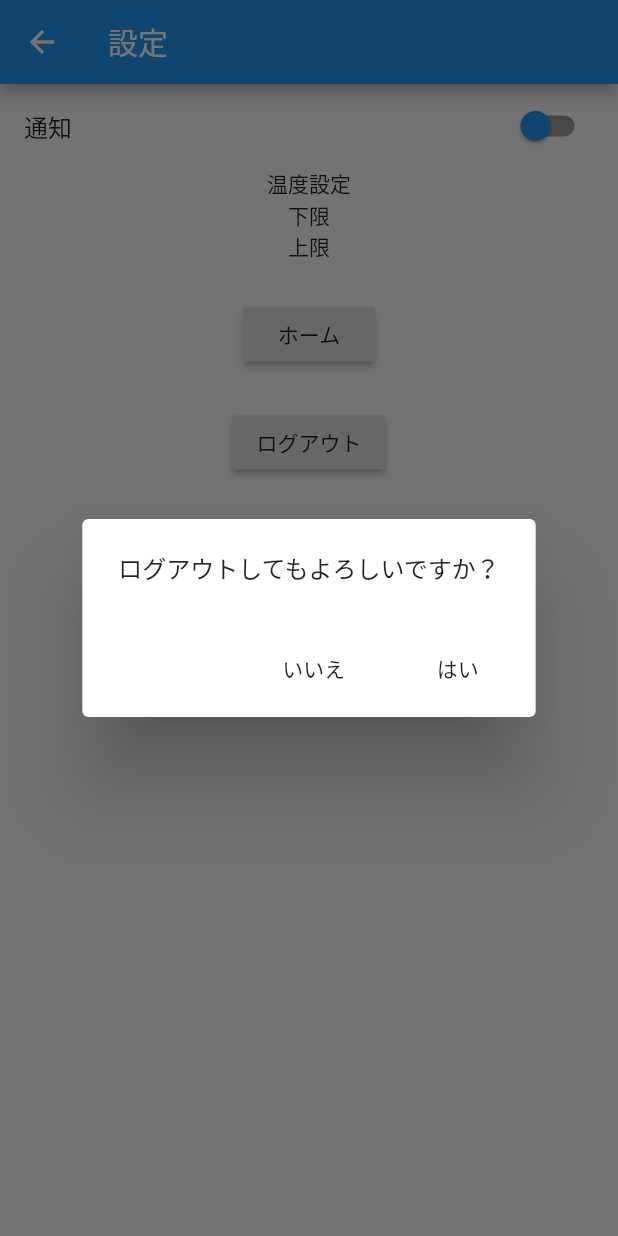
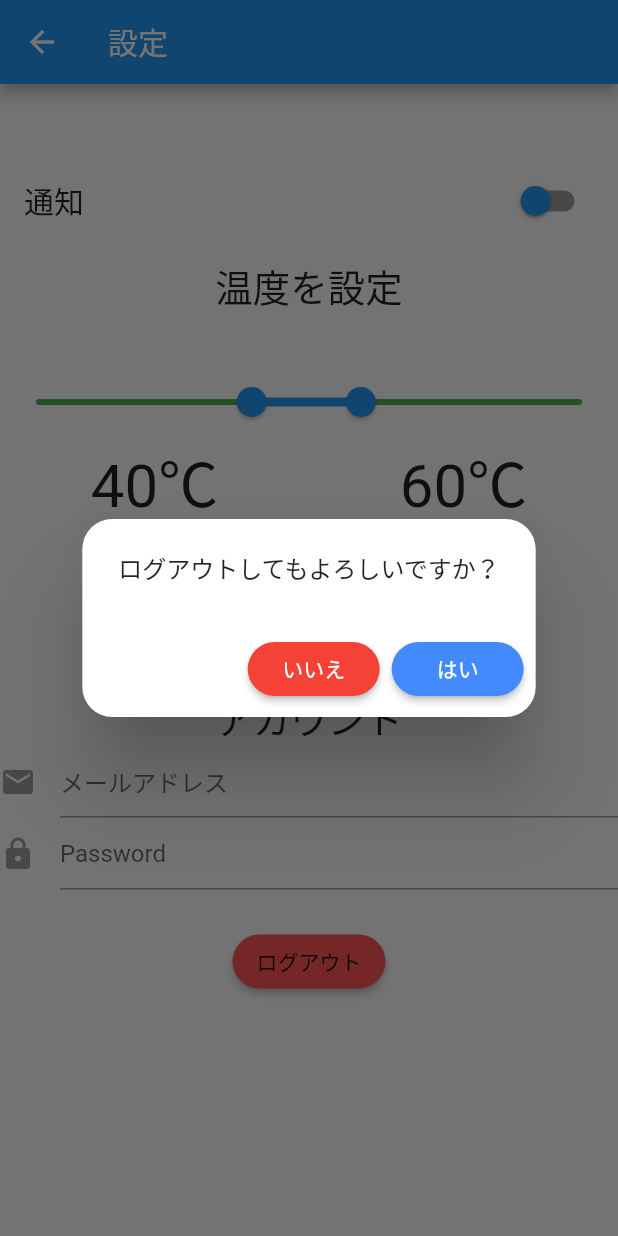
Before and after one commit to agriculture-x-iot/Agrimaster_app, a Flutter app: the Setting screen opened by its route, after a tap on "ログアウト", on a phone screen of 412 x 824 dp. Run offline on Flutter 3.47's test engine with Material 2 defaults, Android fonts, the phone set to English and light mode, and no system bars; our stand-ins replace cloud_firestore; accounts and stored records are empty.

Commit message:
設定画面更新

```diff
--- a/lib/main.dart
+++ b/lib/main.dart
@@ -1,6 +1,7 @@
 import 'dart:async';
 import 'package:cloud_firestore/cloud_firestore.dart';
 import 'package:flutter/material.dart';
+import 'package:flutter/services.dart';
 
 void main() {
   runApp(new MaterialApp(
@@ -236,16 +237,43 @@ class _SettingState extends State<Setting> {
 
   bool _active = false;
   void _changeSwitch(bool e) => setState(() => _active = e);
+  var _start = '';
+  var _end = '';
+  var _rangeValues = RangeValues(40.0, 60.0);
+
+  _updateLabels(RangeValues values) {
+    _start = '${_rangeValues.start.round()}';
+    _end = '${_rangeValues.end.round()}';
+  }
+
+  @override
+  void initState() {
+    _updateLabels(_rangeValues);
+    super.initState();
+  }
+
+  GlobalKey<ScaffoldState> screen = GlobalKey<ScaffoldState>();
+  /*
+  final GlobalKey<ScaffoldState> _scaffoldstate = new GlobalKey<ScaffoldState>();
+
+  void _showBar(){
+    _scaffoldstate.currentState.showSnackBar(new SnackBar(content: new Text('設定温度を確定しました！')));
+  }
+
+   */
 
   @override
   Widget build(BuildContext context) {
     return new Scaffold(
+      key: screen,
+      //key: _scaffoldstate,
         appBar: new AppBar(
             title: const Text("設定"),
         ),
         body: new Center(
             child: new Column(
                 children: <Widget>[
+
             /*const SizedBox(height: 24.0),
             new RaisedButton(
               child: const Text("次の画面"),
@@ -254,31 +282,128 @@ class _SettingState extends State<Setting> {
                 Navigator.of(context).pushNamed("/next");
               },
             ),*/
-
-            new SwitchListTile(
+                Padding(
+                  padding: EdgeInsets.only(top: 50.0, bottom: 10.0),
+                  child: SwitchListTile(
                     value: _active,
                     activeColor: Colors.orange,
                     activeTrackColor: Colors.red,
                     inactiveThumbColor: Colors.blue,
                     inactiveTrackColor: Colors.grey,
-            title: Text('通知'),
+                    title: Text('通知', style: TextStyle(fontSize: 20)),
                       onChanged: _changeSwitch,
                   ),
+                ),
 
-          const Text("温度設定"),
-          const Text("下限"),
-          const Text("上限"),
+                Padding(
+                  padding: EdgeInsets.only(bottom: 35.0),
+                  child: Text("温度を設定", style: TextStyle(fontSize: 25)),
+                ),
+                SliderTheme(
+                    data: SliderThemeData(
+                    activeTrackColor: Colors.blue,
+                    inactiveTrackColor:  Colors.green,
+                    showValueIndicator: ShowValueIndicator.always,
+                    ),
+                    child: RangeSlider(
+                        labels: RangeLabels(_start, _end),
+                        values: _rangeValues,
+                        min: 1,
+                        max: 100,
+                        divisions: 100,
+                        onChanged: (values) {
+                          _rangeValues = values;
+                          setState(() => _updateLabels(values));
+                        },
+                    ),
+                ),
 
-          const SizedBox(height: 24.0),
-          new RaisedButton(
+                Container(
+                    padding: EdgeInsets.only(bottom: 20),
+                      child: Row(
+                          mainAxisAlignment: MainAxisAlignment.spaceAround,
+                          children: <Widget>[
+                            Column(
+                              children: <Widget>[
+                                Text(
+                                  '$_start℃',
+                                    style: TextStyle(fontSize: 40),
+                                ),
+                                Text('下限'),
+                              ],
+                            ),
+                            Column(
+                              children: <Widget>[
+                                Text(
+                                  '$_end℃',
+                                    style: TextStyle(fontSize: 40),
+                                ),
+                                Text('上限'),
+                              ],
+                            ),
+                          ],
+                      ),
+                ),
+
+                RaisedButton(
+                  onPressed: () {
+                    //TODO:設定温度送信
+                    screen.currentState.removeCurrentSnackBar();
+                    screen.currentState
+                        .showSnackBar(SnackBar(
+                          content: Text('温度設定を確定しました！')));
+                  },
+                  child: Text('温度設定'),
+                ),
+
+                Container(
+                        padding: EdgeInsets.only(top: 20),
+                            child: Text("アカウント",
+                              style: TextStyle(fontSize: 25)),
+                ),
+
+
+                TextFormField(
+                  maxLines: 1,
+                  autofocus: false,
+                  decoration: new InputDecoration(
+                    hintText: 'メールアドレス',
+                    icon: new Icon(
+                      Icons.mail,
+                      color: Colors.grey,
+                    )
+                  ),
+                ),
+
+
+                TextFormField(
+                  maxLines: 1,
+                  obscureText: true,
+                  autofocus: false,
+                  decoration: new InputDecoration(
+                    hintText: 'Password',
+                    icon: new Icon(
+                      Icons.lock,
+                      color: Colors.grey,
+                    )
+                  ),
+                ),
+
+
+                //const SizedBox(height: 24.0),
+                /*new RaisedButton(
                     child: const Text("ホーム"),
                         onPressed: () {
                 // ホーム画面へ戻る
                             Navigator.popUntil(context, ModalRoute.withName("/home"));
                         },
                 ),
+
+                 */
                 const SizedBox(height: 24.0),
                 new RaisedButton(
+                      color: Colors.redAccent,
+                      shape: StadiumBorder(),
                       child: const Text("ログアウト"),
                         onPressed: () {
                     // 確認ダイアログ表示
@@ -286,18 +411,31 @@ class _SettingState extends State<Setting> {
                                 context: context,
                                 builder: (BuildContext context) {
                     return new AlertDialog(
+                      shape: RoundedRectangleBorder(
+                        borderRadius: BorderRadius.circular(20)
+                      ),
                         content: const Text('ログアウトしてもよろしいですか？'),
                         actions: <Widget>[
-                        new FlatButton(
-                          child: const Text('いいえ'),
+                                new RaisedButton(
+                                    color: Colors.red,
+                                    shape: StadiumBorder(),
+                                    child: const Text('いいえ',
+                                      style: TextStyle(color: Colors.white),),
                                         onPressed: () {
                                           // 引数をfalseでダイアログ閉じる
                                           Navigator.of(context).pop(false);
                                         },
                                 ),
-                        new FlatButton(
-                          child: const Text('はい'),
+                                //SizedBox(
+                                //  width: 50,
+                                //),
+                                new RaisedButton(
+                                  color: Colors.blueAccent,
+                                  shape: StadiumBorder(),
+                                  child: const Text('はい',
+                                    style: TextStyle(color: Colors.white),),
                                       onPressed: () {
+                                        //TODO:ログアウト
                                         // 引数をtrueでダイアログ閉じる
                                         Navigator.of(context).pop(true);
                                       },
```
Also changed, not shown: 1 other file. Lines whose indentation alone changed are shown as unchanged.
